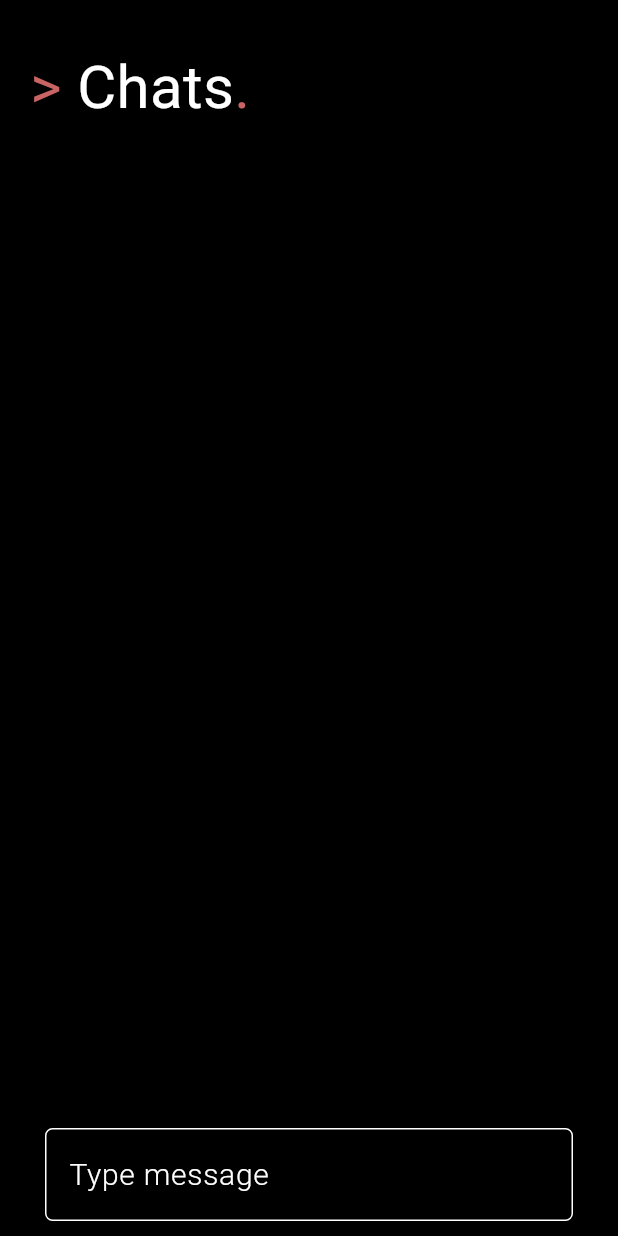
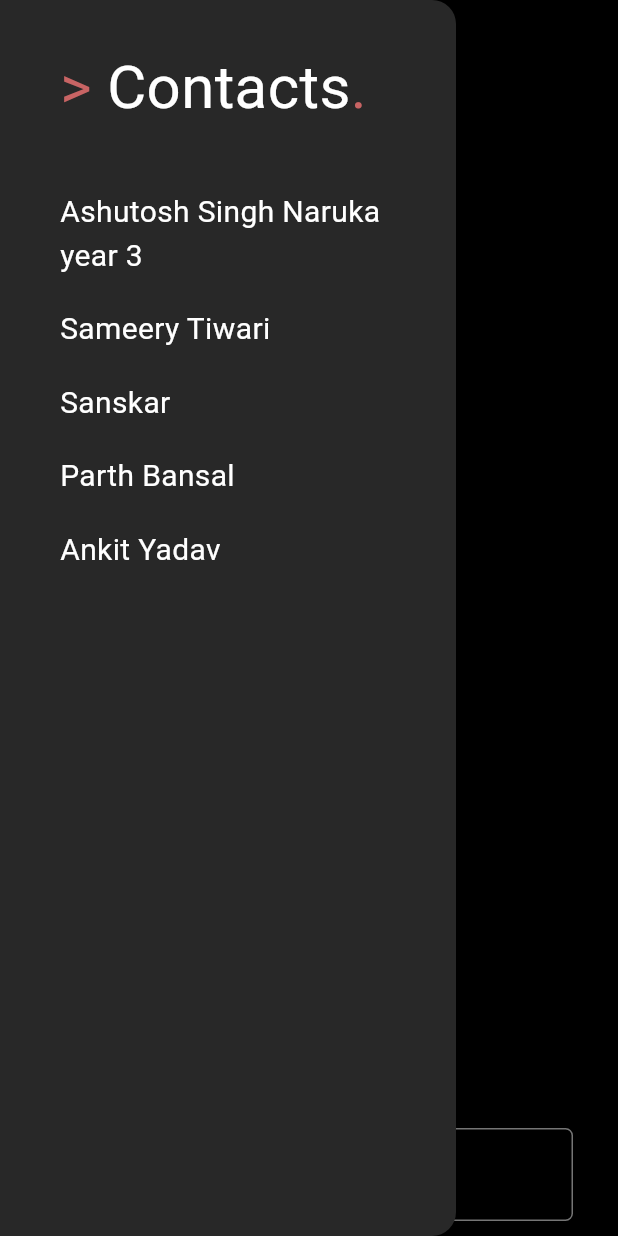
Before and after one commit to silveroburn/smartStudy, a Flutter app: the Chats screen opened directly, with the side drawer open (before the commit the screen has no drawer), on a phone screen of 412 x 824 dp. Run offline on Flutter 3.47's test engine with Material 3 defaults, Android fonts, the light colour scheme and no system bars; our stand-ins replace google_fonts.

Commit message:
modified chats

```diff
--- a/lib/chats.dart
+++ b/lib/chats.dart
@@ -1,4 +1,5 @@
 import 'package:flutter/material.dart';
+import 'package:flutter/services.dart';
 import 'package:google_fonts/google_fonts.dart';
 import 'utilities.dart';
 
@@ -7,8 +8,38 @@ class Chats extends StatelessWidget{
 
   @override
   Widget build(BuildContext context) {
+    final GlobalKey<ScaffoldState> _scaffoldKey = GlobalKey<ScaffoldState>();
     return Scaffold(
+      key: _scaffoldKey,
       backgroundColor: Colors.black,
+      drawer: Drawer(
+        backgroundColor: Color.fromARGB(255, 40, 40, 40),
+        child: Padding(
+          padding: EdgeInsets.only(left: 40, top: 30, right: 20),
+          child: Column(
+            crossAxisAlignment: CrossAxisAlignment.start,
+            children: [
+              Row(
+                children: [
+                  customText('> ', Color.fromARGB(255, 200, 100, 100), 40, 1),
+                  customText('Contacts', Colors.white, 40, 1),
+                  customText('. ', Color.fromARGB(255, 200, 100, 100), 40, 1),
+                ],
+              ),
+              SizedBox(height: 40,),
+              customText('Ashutosh Singh Naruka year 3', Colors.white, 20, 1),
+              SizedBox(height: 20,),
+              customText('Sameery Tiwari', Colors.white, 20, 1),
+              SizedBox(height: 20,),
+              customText('Sanskar', Colors.white, 20, 1),
+              SizedBox(height: 20,),
+              customText('Parth Bansal', Colors.white, 20, 1),
+              SizedBox(height: 20,),
+              customText('Ankit Yadav', Colors.white, 20, 1),
+            ],
+          ),
+        ),
+      ),
       body: Padding(
         padding: EdgeInsets.only(left: 20, right: 20, top: 30),
         child: GestureDetector(
@@ -17,6 +48,11 @@ class Chats extends StatelessWidget{
             showDialog(context: context, builder: (context){
               return longPressMenu(context);
             });
+          },
+          onPanUpdate: (details){
+            if (details.delta.dx > 10){
+              _scaffoldKey.currentState?.openDrawer();
+            }
           },
           child: Column(
             children: [
```
